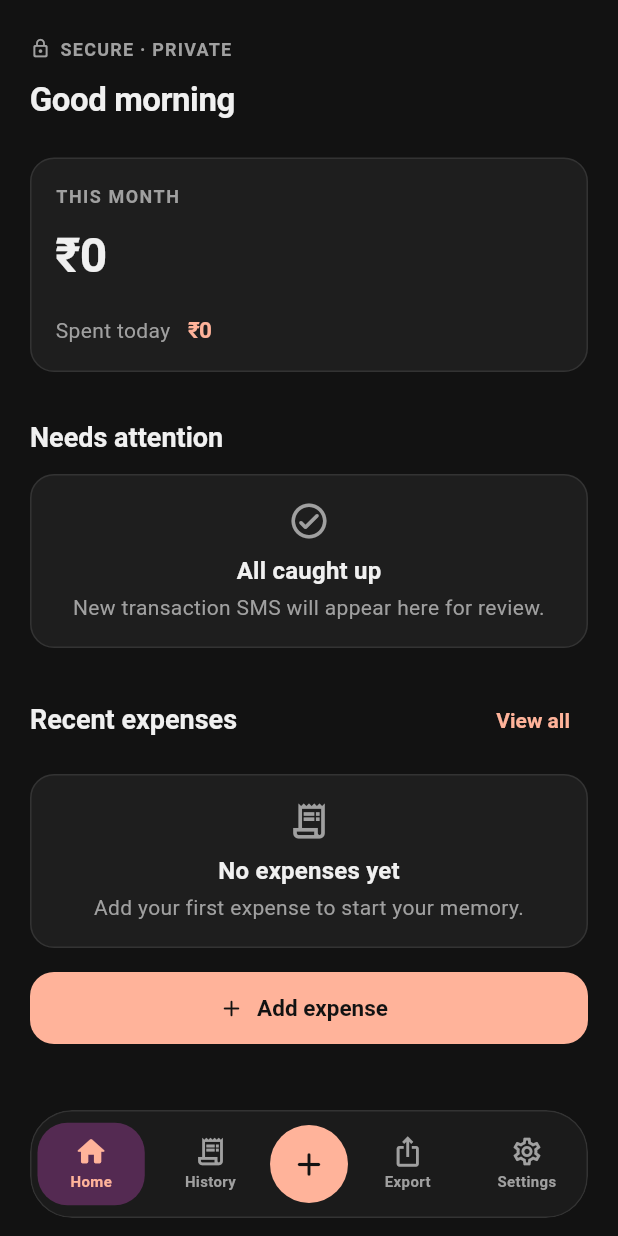
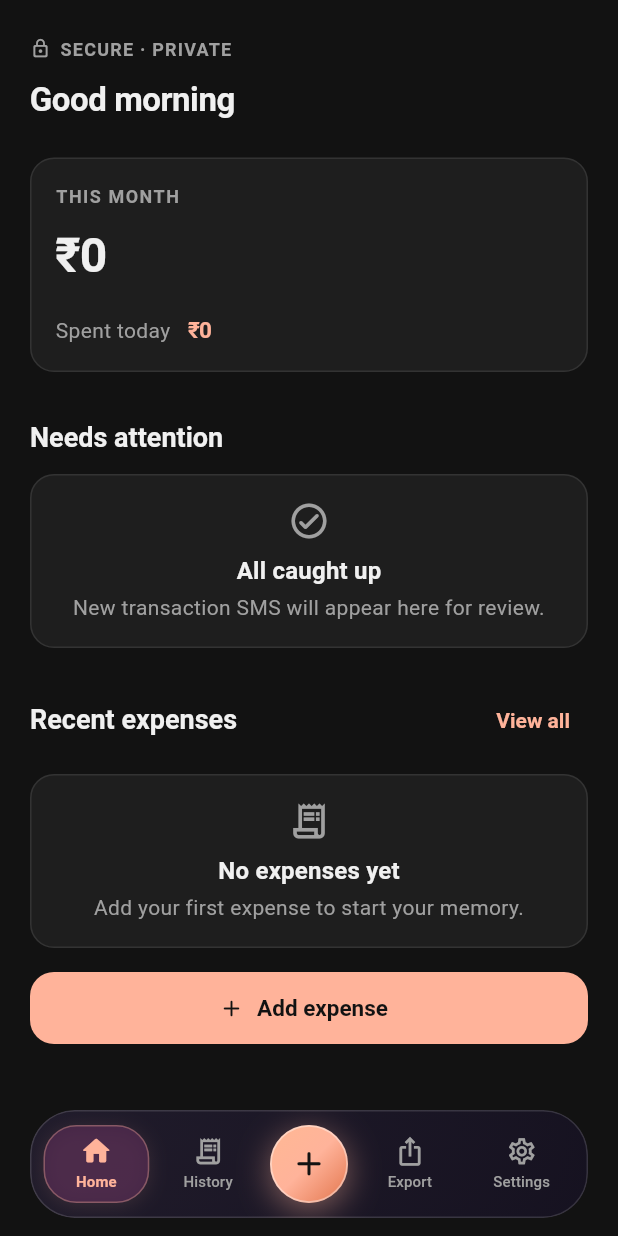
Before and after one commit to manmit-s/luma, a Flutter app: the screen it shows after launch, on a phone screen of 412 x 824 dp. Run offline on Flutter 3.47's test engine with Material 3 defaults, Android fonts, the phone set to English and light mode, and no system bars; our stand-ins replace drift, flutter_local_notifications, flutter_riverpod, permission_handler, share_plus; missing offline and left inert: excel; accounts and stored records are empty; generated files the repository leaves out were written again.

Commit message:
gave the bottom nav a proper glassy glow-up with a juicy add button

```diff
--- a/lib/app/widgets/luma_nav_bar.dart
+++ b/lib/app/widgets/luma_nav_bar.dart
@@ -6,9 +6,8 @@ import '../theme/app_theme.dart';
 
 enum LumaTab { home, history, export, settings }
 
-/// Premium floating pill dock: blur glass + pending badge + center Add FAB.
-///
-/// Single contained blur surface (dock only) — rest of app stays solid.
+/// Premium floating glassmorphic dock:
+/// Optical blur + translucent frosted gradient + light refraction border + ambient glow + center glowing FAB.
 class LumaNavBar extends StatelessWidget {
   const LumaNavBar({
     super.key,
@@ -25,20 +24,38 @@ class LumaNavBar extends StatelessWidget {
 
   @override
   Widget build(BuildContext context) => ClipRRect(
-        borderRadius: BorderRadius.circular(28),
+        borderRadius: BorderRadius.circular(30),
         child: BackdropFilter(
-          filter: ImageFilter.blur(sigmaX: 16, sigmaY: 16),
+          filter: ImageFilter.blur(sigmaX: 20, sigmaY: 20),
           child: Container(
             height: 72,
+            padding: const EdgeInsets.symmetric(horizontal: 6, vertical: 4),
             decoration: BoxDecoration(
-              color: AppColors.surface.withValues(alpha: 0.82),
-              borderRadius: BorderRadius.circular(28),
-              border: Border.all(color: AppColors.border),
-              boxShadow: const [
+              // Frosted multi-stop glass surface with specular gradient
+              gradient: LinearGradient(
+                begin: Alignment.topLeft,
+                end: Alignment.bottomRight,
+                colors: [
+                  const Color(0xFF221D30).withValues(alpha: 0.82),
+                  const Color(0xFF161222).withValues(alpha: 0.90),
+                ],
+              ),
+              borderRadius: BorderRadius.circular(30),
+              // Frosted rim catching light
+              border: Border.all(
+                color: Colors.white.withValues(alpha: 0.14),
+                width: 1.0,
+              ),
+              boxShadow: [
                 BoxShadow(
-                  color: Color(0x66000000),
-                  blurRadius: 24,
-                  offset: Offset(0, 8),
+                  color: Colors.black.withValues(alpha: 0.50),
+                  blurRadius: 28,
+                  offset: const Offset(0, 10),
+                ),
+                BoxShadow(
+                  color: AppColors.peach.withValues(alpha: 0.06),
+                  blurRadius: 20,
+                  offset: const Offset(0, 2),
                 ),
               ],
             ),
@@ -93,8 +110,6 @@ class LumaNavBar extends StatelessWidget {
           ),
         ),
       );
-
-  // No haptics by design — silent tab switching.
 }
 
 class _NavItem extends StatelessWidget {
@@ -124,35 +139,54 @@ class _NavItem extends StatelessWidget {
         child: Tooltip(
           message: label,
           child: InkWell(
-            borderRadius: BorderRadius.circular(20),
+            borderRadius: BorderRadius.circular(22),
             onTap: onTap,
             child: ConstrainedBox(
-              constraints: const BoxConstraints(minWidth: 56, minHeight: 48),
+              constraints: const BoxConstraints(minWidth: 54, minHeight: 52),
               child: Padding(
-                padding: const EdgeInsets.symmetric(horizontal: 4, vertical: 4),
+                padding: const EdgeInsets.symmetric(horizontal: 2, vertical: 3),
                 child: AnimatedContainer(
-                  duration: const Duration(milliseconds: 200),
-                  curve: Curves.easeOut,
+                  duration: const Duration(milliseconds: 250),
+                  curve: Curves.easeOutCubic,
                   padding: const EdgeInsets.symmetric(
-                    horizontal: 10,
-                    vertical: 8,
+                    horizontal: 8,
+                    vertical: 6,
                   ),
                   decoration: BoxDecoration(
-                    color: selected ? AppColors.plum : Colors.transparent,
-                    borderRadius: BorderRadius.circular(20),
+                    color: selected
+                        ? AppColors.plum.withValues(alpha: 0.70)
+                        : Colors.transparent,
+                    borderRadius: BorderRadius.circular(22),
+                    border: Border.all(
+                      color: selected
+                          ? AppColors.peach.withValues(alpha: 0.35)
+                          : Colors.transparent,
+                      width: 1,
+                    ),
+                    boxShadow: selected
+                        ? [
+                            BoxShadow(
+                              color: AppColors.peach.withValues(alpha: 0.12),
+                              blurRadius: 10,
+                              offset: const Offset(0, 2),
+                            ),
+                          ]
+                        : null,
                   ),
                   child: Column(
                     mainAxisSize: MainAxisSize.min,
+                    mainAxisAlignment: MainAxisAlignment.center,
                     children: [
                       Stack(
                         clipBehavior: Clip.none,
                         children: [
                           AnimatedScale(
-                            scale: selected ? 1.05 : 1.0,
-                            duration: const Duration(milliseconds: 200),
+                            scale: selected ? 1.08 : 1.0,
+                            duration: const Duration(milliseconds: 250),
+                            curve: Curves.easeOutCubic,
                             child: Icon(
                               selected ? selectedIcon : icon,
-                              size: 22,
+                              size: 21,
                               color: selected
                                   ? AppColors.peach
                                   : AppColors.textSecondary,
@@ -177,6 +211,12 @@ class _NavItem extends StatelessWidget {
                                     color: AppColors.peach,
                                     width: 1,
                                   ),
+                                  boxShadow: [
+                                    BoxShadow(
+                                      color: AppColors.peach.withValues(alpha: 0.3),
+                                      blurRadius: 4,
+                                    ),
+                                  ],
                                 ),
                                 alignment: Alignment.center,
                                 child: Text(
@@ -198,11 +238,9 @@ class _NavItem extends StatelessWidget {
                         maxLines: 1,
                         softWrap: false,
                         style: TextStyle(
-                          // Fixed size in both states: growing 10 → 11 on
-                          // select widened the pill and overflowed labels
-                          // like "Settings" in the 5-slot dock.
                           fontSize: 10,
-                          fontWeight: FontWeight.w600,
+                          fontWeight: selected ? FontWeight.w700 : FontWeight.w500,
+                          letterSpacing: 0.1,
                           color: selected
                               ? AppColors.peach
                               : AppColors.textSecondary,
@@ -218,10 +256,17 @@ class _NavItem extends StatelessWidget {
       );
 }
 
-class _CenterFab extends StatelessWidget {
+class _CenterFab extends StatefulWidget {
   const _CenterFab({required this.onTap});
 
   final VoidCallback onTap;
+
+  @override
+  State<_CenterFab> createState() => _CenterFabState();
+}
+
+class _CenterFabState extends State<_CenterFab> {
+  bool _pressed = false;
 
   @override
   Widget build(BuildContext context) => Semantics(
@@ -229,21 +274,48 @@ class _CenterFab extends StatelessWidget {
         button: true,
         child: Tooltip(
           message: 'Add expense',
-          child: InkWell(
-            borderRadius: BorderRadius.circular(26),
-            onTap: onTap,
+          child: GestureDetector(
+            onTapDown: (_) => setState(() => _pressed = true),
+            onTapUp: (_) => setState(() => _pressed = false),
+            onTapCancel: () => setState(() => _pressed = false),
+            onTap: widget.onTap,
+            child: AnimatedScale(
+              scale: _pressed ? 0.92 : 1.0,
+              duration: const Duration(milliseconds: 140),
+              curve: Curves.easeOutCubic,
               child: Container(
                 width: 52,
                 height: 52,
-              decoration: const BoxDecoration(
-                color: AppColors.peach,
+                margin: const EdgeInsets.symmetric(horizontal: 4),
+                decoration: BoxDecoration(
                   shape: BoxShape.circle,
+                  gradient: const LinearGradient(
+                    begin: Alignment.topLeft,
+                    end: Alignment.bottomRight,
+                    colors: [
+                      Color(0xFFFFB894),
+                      AppColors.peach,
+                      Color(0xFFE2744B),
+                    ],
+                  ),
+                  border: Border.all(
+                    color: Colors.white.withValues(alpha: 0.40),
+                    width: 1.2,
+                  ),
+                  boxShadow: [
+                    BoxShadow(
+                      color: AppColors.peach.withValues(alpha: 0.45),
+                      blurRadius: 18,
+                      offset: const Offset(0, 5),
+                    ),
+                  ],
                 ),
                 alignment: Alignment.center,
                 child: const Icon(
                   Icons.add_rounded,
-                size: 26,
+                  size: 27,
                   color: AppColors.onCta,
+                ),
               ),
             ),
           ),
```
Lines whose indentation alone changed are shown as unchanged.
